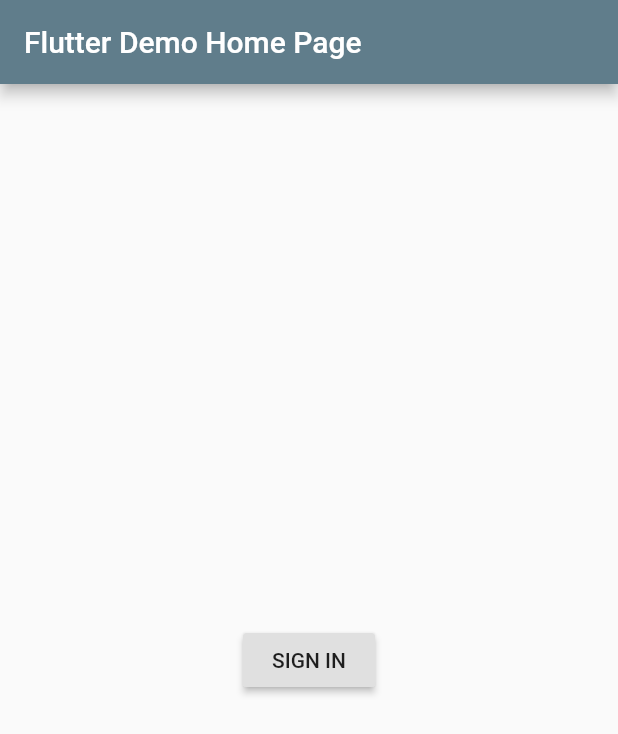
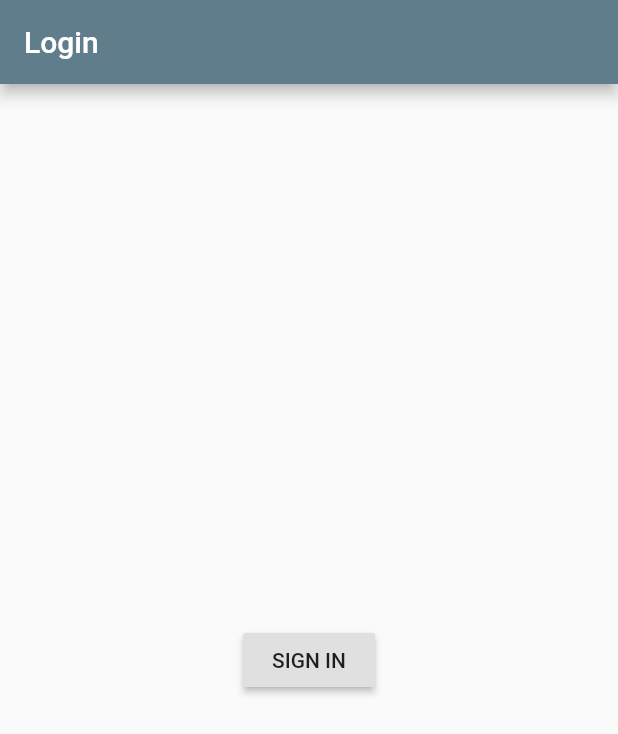
Before and after one commit to gdgbaroda/books2go, a Flutter app: the screen it shows after launch, after a tap on "SIGN IN", on a phone screen of 412 x 824 dp. Shown: the top 734 px of the screen. Run offline on Flutter 3.47's test engine with Material 2 defaults, Android fonts, the phone set to English and light mode, and no system bars; our stand-ins replace firebase_auth, google_sign_in; accounts and stored records are empty.

Commit message:
refactor login code, add navdrawer

```diff
--- /dev/null
+++ b/app/lib/login.dart
@@ -0,0 +1,133 @@
+import 'package:flutter/material.dart';
+import 'package:firebase_auth/firebase_auth.dart';
+import 'dart:async';
+import 'package:google_sign_in/google_sign_in.dart';
+
+class LoginWidget extends StatefulWidget {
+  LoginWidget({Key key}) : super(key: key);
+
+  @override
+  LoginWidgetState createState() => new LoginWidgetState();
+}
+
+class LoginWidgetState extends State<LoginWidget> {
+  final FirebaseAuth _auth = FirebaseAuth.instance;
+  GoogleSignIn _googleSignIn = GoogleSignIn(scopes: ['email']);
+
+  // State variables
+  bool loading = false;
+  FirebaseUser user;
+
+  void _setLoading(loading) {
+    setState(() {
+      this.loading = loading;
+    });
+  }
+
+  void _setUser(user) {
+    setState(() {
+      this.user = user;
+    });
+  }
+
+  @override
+  Widget build(BuildContext context) {
+    return Scaffold(
+      appBar: AppBar(
+        title: Text('Login'),
+      ),
+      body: Center(
+        child: Column(
+          mainAxisAlignment: MainAxisAlignment.center,
+          mainAxisSize: MainAxisSize.max,
+          children: this.createBody(),
+        ),
+      ),
+      drawer: this.createDrawer(),
+    );
+  }
+
+  /// This method attempts to invoke the user login flow,
+  /// if any failure happens, loading is set to false, hence
+  /// hiding the progress bar and allowing the user to try again.
+  void _login() async {
+    this._setLoading(true);
+    try {
+      await _googleSignIn.disconnect();
+      GoogleSignInAccount googleUser = await _googleSignIn.signIn();
+      GoogleSignInAuthentication googleAuth = await googleUser.authentication;
+      FirebaseUser user = await _auth.signInWithGoogle(
+        accessToken: googleAuth.accessToken,
+        idToken: googleAuth.idToken,
+      );
+      this._setUser(user);
+    } finally {
+      this._setLoading(false);
+    }
+  }
+
+  /// This method logs user out, allowing him to login again with some other account.
+  void _logout() async {
+    Navigator.pop(context); // Close the navigation drawer
+    this._setLoading(true);
+    try {
+      this._setUser(null);
+      await _googleSignIn.signOut();
+    } finally {
+      this._setLoading(false);
+    }
+  }
+
+  /// Creates the main body to show using the state variable values
+  List<Widget> createBody() {
+    var children = <Widget> [];
+
+    if (this.loading) {
+      children.add(new CircularProgressIndicator());
+    } else if (this.user == null) {
+      children.add(this.createSignInButton());
+    } else {
+      children.add(Text('Welcome !'));
+    }
+
+    return children;
+  }
+
+  Widget createDrawer() {
+    if (this.user != null) {
+      return Drawer(
+        child: Column(
+          children: <Widget>[
+            /// This is a widget that can show the material design nav drawer header properly
+            UserAccountsDrawerHeader(
+              accountEmail: Text(this.user.email),
+              accountName: Text(this.user.displayName),
+              currentAccountPicture: CircleAvatar(
+                backgroundImage: NetworkImage(this.user.photoUrl),
+              ),
+            ),
+            /// We've used a ListBody so that we can add more buttons later on
+            ListBody(
+              children: <Widget>[
+                ListTile(
+                  leading: Icon(Icons.exit_to_app),
+                  title: Text('Logout'),
+                  onTap: _logout,
+                )
+              ],
+            ),
+          ],
+        ),
+      );
+    } else {
+      return null;
+    }
+  }
+
+  Widget createSignInButton() {
+    return RaisedButton(
+      child: Text('SIGN IN'),
+      onPressed: _login
+      );
+  }
+}
--- a/app/lib/main.dart
+++ b/app/lib/main.dart
@@ -1,7 +1,5 @@
 import 'package:flutter/material.dart';
-import 'package:firebase_auth/firebase_auth.dart';
-import 'dart:async';
-import 'package:google_sign_in/google_sign_in.dart';
+import './login.dart';
 
 void main() => runApp(new MyApp());
 
@@ -14,105 +12,7 @@ class MyApp extends StatelessWidget {
       theme: new ThemeData(
         primarySwatch: Colors.blueGrey,
       ),
-      home: new MyHomePage(title: 'Flutter Demo Home Page'),
+      home: new LoginWidget(),
     );
   }
 }
-
-class MyHomePage extends StatefulWidget {
-  MyHomePage({Key key, this.title}) : super(key: key);
-
-  final String title;
-
-  @override
-  _MyHomePageState createState() => new _MyHomePageState();
-}
-
-class _MyHomePageState extends State<MyHomePage> {
-  bool loading = false;
-  FirebaseUser user;
-  final FirebaseAuth _auth = FirebaseAuth.instance;
-
-  Future<FirebaseUser> _handleSignIn() async {
-    GoogleSignIn _googleSignIn = new GoogleSignIn(
-      scopes: ['email'],
-    );
-    GoogleSignInAccount googleUser = await _googleSignIn.signIn();
-    GoogleSignInAuthentication googleAuth = await googleUser.authentication;
-    FirebaseUser user = await _auth.signInWithGoogle(
-      accessToken: googleAuth.accessToken,
-      idToken: googleAuth.idToken,
-    );
-    return user;
-  }
-
-  void _setLoading(loading) {
-    setState(() {
-      this.loading = loading;
-    });
-  }
-
-  void _setUser(user) {
-    setState(() {
-      this.user = user;
-    });
-  }
-
-  @override
-  Widget build(BuildContext context) {
-    var signInBtn = RaisedButton(
-      child: Text('SIGN IN'),
-      onPressed: () {
-        this._setLoading(true);
-        _handleSignIn()
-          .then((FirebaseUser user) {
-            this._setUser(user);
-            this._setLoading(false);
-          })
-          .catchError((e) {
-            print(e);
-            this._setLoading(false);
-          });
-    });
-
-    var loadingBtn = RaisedButton(
-      child: Text('LOADING...'),
-      onPressed: null,
-    );
-
-    var children = <Widget> [];
-    if (loading) {
-      children.add(loadingBtn);
-    } else {
-      children.add(signInBtn);
-    }
-
-    if (this.user != null) {
-      children.add(Padding(
-        padding: EdgeInsets.only(
-          top: 50.0,
-          bottom: 50.0
-        ),
-        child: Text(
-          user.email,
-          style: TextStyle(
-            fontSize: 18.0
-          )
-        )
-      ));
-    }
-
-    return new Scaffold(
-      appBar: new AppBar(
-        title: new Text(widget.title),
-      ),
-      body: new Center(
-        child: new Column(
-          mainAxisAlignment: MainAxisAlignment.center,
-          mainAxisSize: MainAxisSize.max,
-          children: children,
-        ),
-      )
-    );
-  }
-}
```
